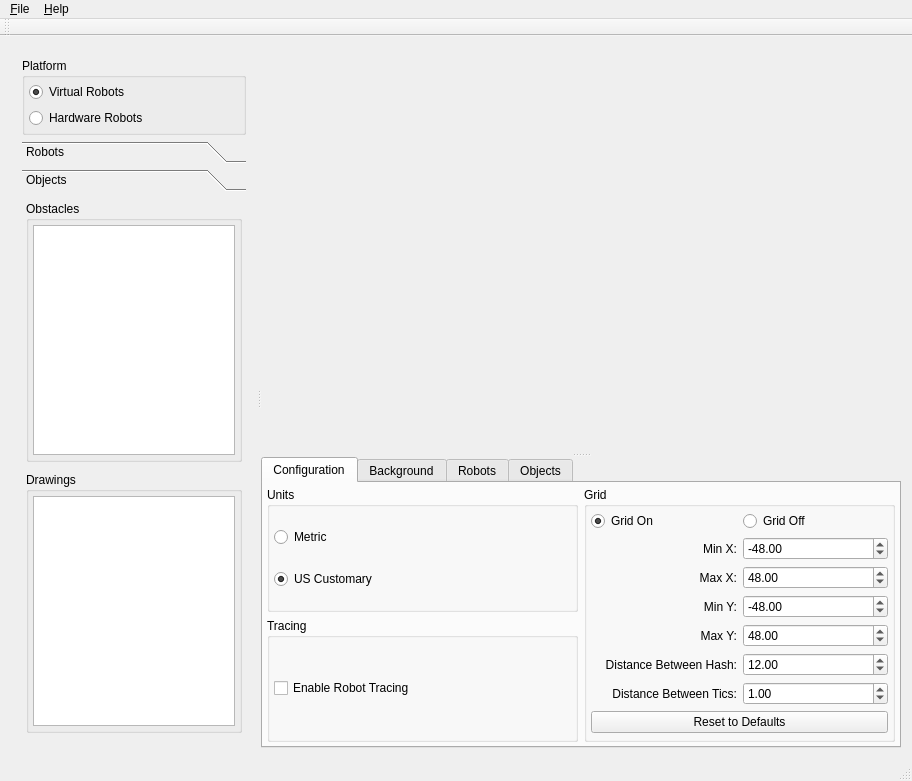
First picture: the form in forms/mainwindow.ui, repository gucwakj/RoboSim, before the edit.
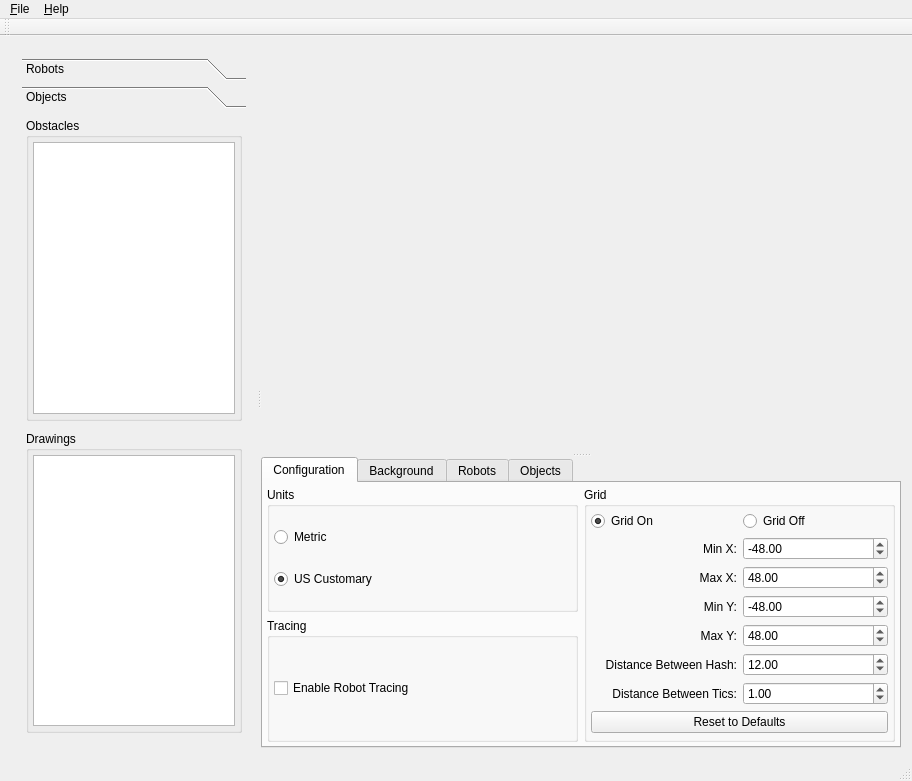
Second picture: the form after the edit. Custom widgets are drawn as their Qt base class.

Commit message: add platformEditor for chrc file writing

```diff
--- a/forms/mainwindow.ui
+++ b/forms/mainwindow.ui
@@ -31,47 +31,6 @@
         <property name="sizeConstraint">
          <enum>QLayout::SetDefaultConstraint</enum>
         </property>
-        <item>
-         <widget class="QGroupBox" name="group_platform">
-          <property name="sizePolicy">
-           <sizepolicy hsizetype="Preferred" vsizetype="Preferred">
-            <horstretch>0</horstretch>
-            <verstretch>0</verstretch>
-           </sizepolicy>
-          </property>
-          <property name="title">
-           <string>Platform</string>
-          </property>
-          <property name="flat">
-           <bool>false</bool>
-          </property>
-          <layout class="QVBoxLayout" name="verticalLayout_9">
-           <property name="spacing">
-            <number>6</number>
-           </property>
-           <property name="margin">
-            <number>4</number>
-           </property>
-           <item>
-            <widget class="QRadioButton" name="virtual_2">
-             <property name="text">
-              <string>Virtual Robots</string>
-             </property>
-             <property name="checked">
-              <bool>true</bool>
-             </property>
-            </widget>
-           </item>
-           <item>
-            <widget class="QRadioButton" name="hardware">
-             <property name="text">
-              <string>Hardware Robots</string>
-             </property>
-            </widget>
-           </item>
-          </layout>
-         </widget>
-        </item>
         <item>
          <widget class="QToolBox" name="toolBox_config">
           <property name="minimumSize">
@@ -213,7 +172,7 @@
              <x>0</x>
              <y>0</y>
              <width>249</width>
-             <height>551</height>
+             <height>644</height>
             </rect>
            </property>
            <attribute name="label">
```
The commit also changes 5 other files.
